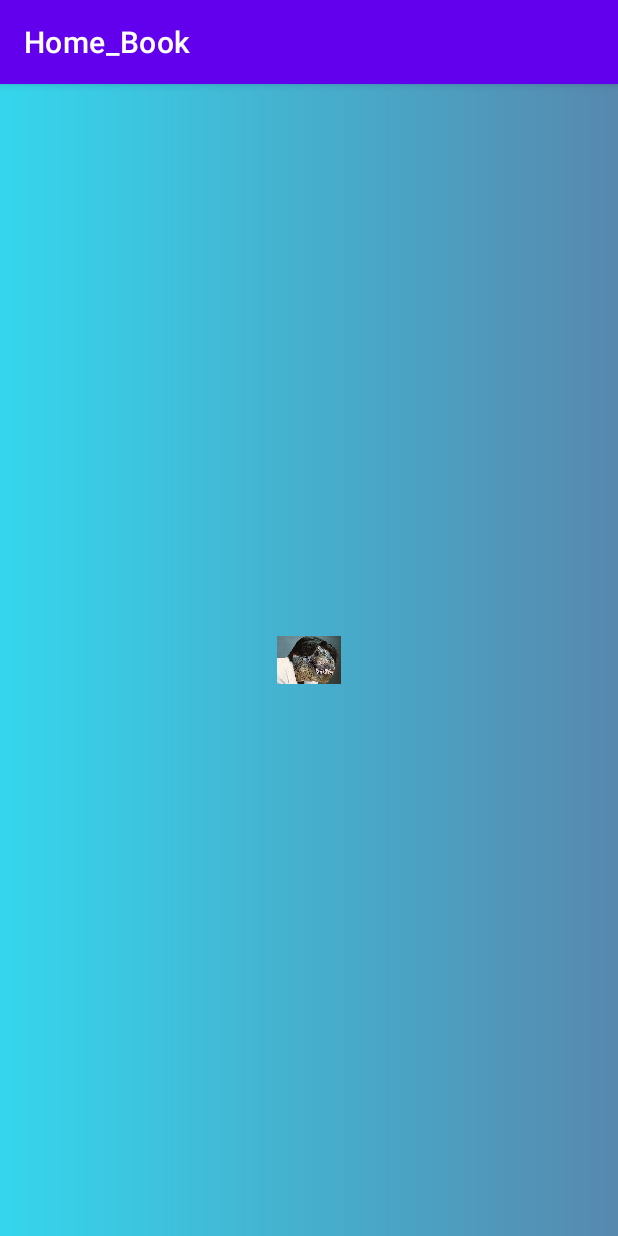
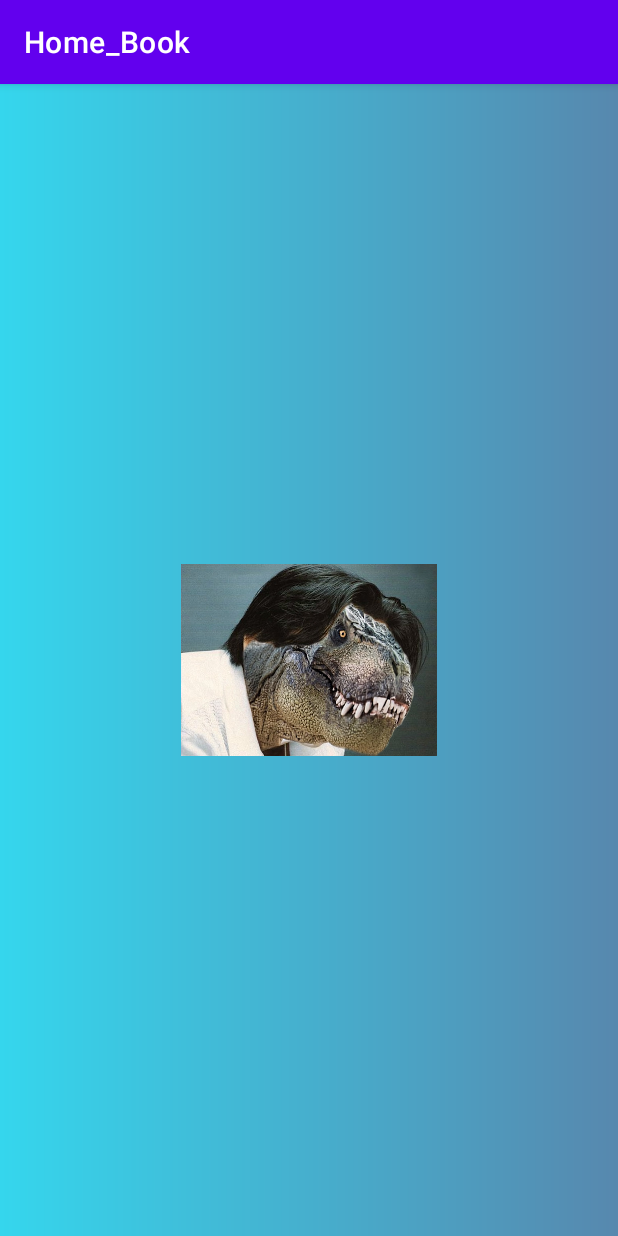
Before and after one commit to Gradi0us/DuAn1_HOMEBOOK, an Android app: the StartActivity screen opened directly, with no data from a screen before it, on a phone screen of 412 x 824 dp. Run offline under Robolectric (Android 15) with nearby library versions, the phone set to English and light mode, and no system bars.

Commit message:
Update activity_start.xml

```diff
--- a/HOMEBOOK/app/src/main/res/layout/activity_start.xml
+++ b/HOMEBOOK/app/src/main/res/layout/activity_start.xml
@@ -16,8 +16,8 @@
         android:progress="100"/>
 
     <ImageView
-        android:layout_width="64px"
-        android:layout_height="64px"
+        android:layout_width="256px"
+        android:layout_height="256px"
         android:layout_gravity="center"
         android:src="@drawable/icon"
         android:id="@+id/logo"/>
```
